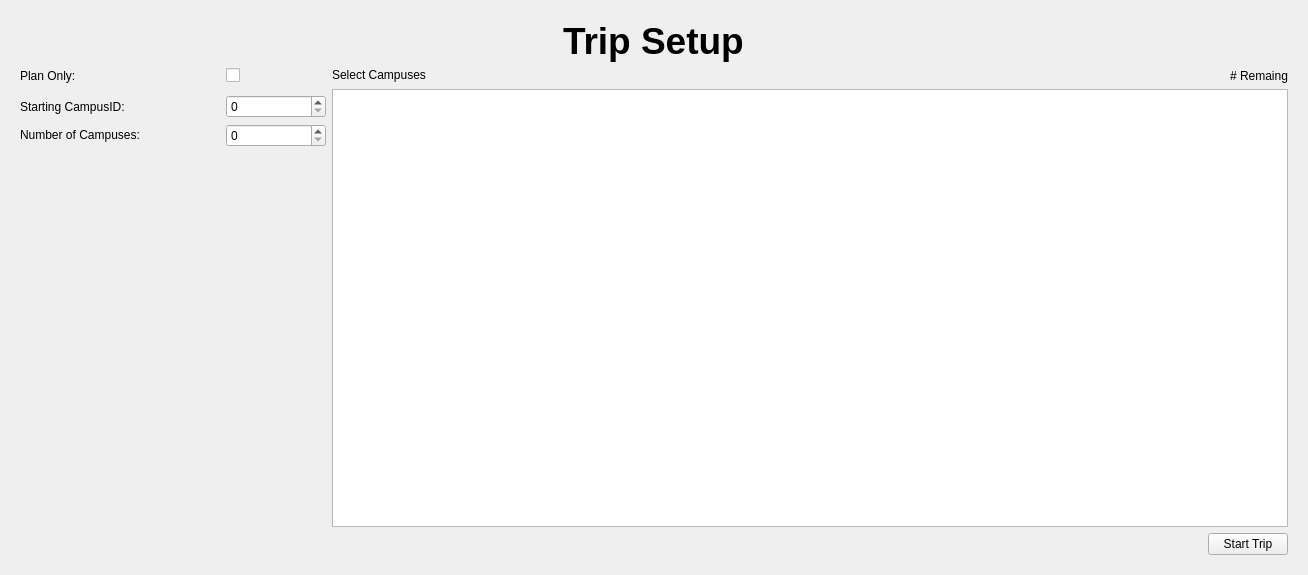
The window that forms/planpage.ui (Erfan-TAV/CS-1D-Project-1) describes before a commit, drawn with Qt 5.
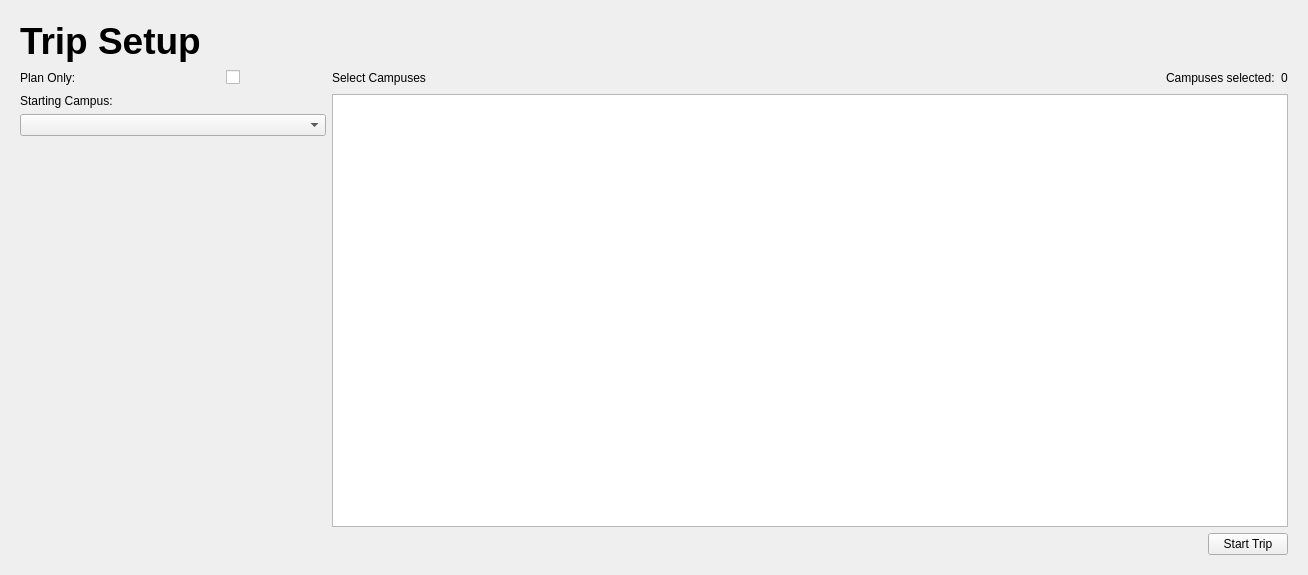
The same window after the commit.

Diff of the .ui file:
```diff
--- a/forms/planpage.ui
+++ b/forms/planpage.ui
@@ -23,26 +23,57 @@
       <layout class="QVBoxLayout" name="verticalLayout_9">
        <item>
         <layout class="QGridLayout" name="tripSetupGrid">
-         <item row="2" column="1">
-          <widget class="QCheckBox" name="planOnlyCheckBox">
+         <item row="2" column="3" colspan="3">
+          <layout class="QHBoxLayout" name="horizontalLayout_3">
+           <item>
+            <spacer name="horizontalSpacer_2">
+             <property name="orientation">
+              <enum>Qt::Orientation::Horizontal</enum>
+             </property>
+             <property name="sizeHint" stdset="0">
+              <size>
+               <width>40</width>
+               <height>20</height>
+              </size>
+             </property>
+            </spacer>
+           </item>
+           <item alignment="Qt::AlignmentFlag::AlignRight">
+            <widget class="QLabel" name="numCampusRemaingLabel">
+             <property name="text">
+              <string>Campuses selected:</string>
+             </property>
+            </widget>
+           </item>
+           <item alignment="Qt::AlignmentFlag::AlignRight">
+            <widget class="QLabel" name="numCampusRemaingAmount">
+             <property name="text">
+              <string>0</string>
+             </property>
+            </widget>
+           </item>
+          </layout>
+         </item>
+         <item row="3" column="0" rowspan="3" colspan="2">
+          <widget class="QLabel" name="startingCampusLabel">
            <property name="sizePolicy">
-            <sizepolicy hsizetype="Maximum" vsizetype="Fixed">
+            <sizepolicy hsizetype="Preferred" vsizetype="Preferred">
              <horstretch>0</horstretch>
              <verstretch>0</verstretch>
             </sizepolicy>
            </property>
            <property name="maximumSize">
             <size>
-             <width>100</width>
+             <width>200</width>
              <height>16777215</height>
             </size>
            </property>
            <property name="text">
-            <string/>
+            <string>Starting Campus:</string>
            </property>
           </widget>
          </item>
-         <item row="6" column="0" colspan="2">
+         <item row="7" column="0" colspan="2">
           <spacer name="verticalSpacer_2">
            <property name="orientation">
             <enum>Qt::Orientation::Vertical</enum>
@@ -55,6 +86,38 @@
            </property>
           </spacer>
          </item>
+         <item row="3" column="2" rowspan="5" colspan="4">
+          <widget class="QListView" name="tableViewSettings">
+           <property name="editTriggers">
+            <set>QAbstractItemView::EditTrigger::NoEditTriggers</set>
+           </property>
+           <property name="selectionMode">
+            <enum>QAbstractItemView::SelectionMode::ExtendedSelection</enum>
+           </property>
+           <property name="selectionBehavior">
+            <enum>QAbstractItemView::SelectionBehavior::SelectRows</enum>
+           </property>
+          </widget>
+         </item>
+         <item row="2" column="1">
+          <widget class="QCheckBox" name="planOnlyCheckBox">
+           <property name="sizePolicy">
+            <sizepolicy hsizetype="Maximum" vsizetype="Fixed">
+             <horstretch>0</horstretch>
+             <verstretch>0</verstretch>
+            </sizepolicy>
+           </property>
+           <property name="maximumSize">
+            <size>
+             <width>100</width>
+             <height>16777215</height>
+            </size>
+           </property>
+           <property name="text">
+            <string/>
+           </property>
+          </widget>
+         </item>
          <item row="2" column="0">
           <widget class="QLabel" name="planOnlyLabel">
            <property name="sizePolicy">
@@ -74,46 +137,7 @@
            </property>
           </widget>
          </item>
-         <item row="5" column="1">
-          <widget class="QSpinBox" name="numCampusSpinBox">
-           <property name="sizePolicy">
-            <sizepolicy hsizetype="Maximum" vsizetype="Fixed">
-             <horstretch>0</horstretch>
-             <verstretch>0</verstretch>
-            </sizepolicy>
-           </property>
-           <property name="maximumSize">
-            <size>
-             <width>100</width>
-             <height>16777215</height>
-            </size>
-           </property>
-          </widget>
-         </item>
-         <item row="4" column="1">
-          <widget class="QSpinBox" name="startingCampusSpinBox">
-           <property name="sizePolicy">
-            <sizepolicy hsizetype="Maximum" vsizetype="Fixed">
-             <horstretch>0</horstretch>
-             <verstretch>0</verstretch>
-            </sizepolicy>
-           </property>
-           <property name="maximumSize">
-            <size>
-             <width>100</width>
-             <height>16777215</height>
-            </size>
-           </property>
-          </widget>
-         </item>
-         <item row="2" column="3" alignment="Qt::AlignmentFlag::AlignRight">
-          <widget class="QLabel" name="numCampusRemaingLabel">
-           <property name="text">
-            <string># Remaing</string>
-           </property>
-          </widget>
-         </item>
-         <item row="0" column="0" colspan="4" alignment="Qt::AlignmentFlag::AlignHCenter|Qt::AlignmentFlag::AlignTop">
+         <item row="0" column="0" colspan="6">
           <widget class="QLabel" name="planSetupPageLabel">
            <property name="sizePolicy">
             <sizepolicy hsizetype="Preferred" vsizetype="Preferred">
@@ -138,44 +162,6 @@
            </property>
           </widget>
          </item>
-         <item row="5" column="0">
-          <widget class="QLabel" name="numCampusLabel">
-           <property name="sizePolicy">
-            <sizepolicy hsizetype="Preferred" vsizetype="Maximum">
-             <horstretch>0</horstretch>
-             <verstretch>0</verstretch>
-            </sizepolicy>
-           </property>
-           <property name="maximumSize">
-            <size>
-             <width>200</width>
-             <height>16777215</height>
-            </size>
-           </property>
-           <property name="text">
-            <string>Number of Campuses:</string>
-           </property>
-          </widget>
-         </item>
-         <item row="4" column="0">
-          <widget class="QLabel" name="startingCampusLabel">
-           <property name="sizePolicy">
-            <sizepolicy hsizetype="Maximum" vsizetype="Preferred">
-             <horstretch>0</horstretch>
-             <verstretch>0</verstretch>
-            </sizepolicy>
-           </property>
-           <property name="maximumSize">
-            <size>
-             <width>200</width>
-             <height>16777215</height>
-            </size>
-           </property>
-           <property name="text">
-            <string>Starting CampusID:</string>
-           </property>
-          </widget>
-         </item>
          <item row="2" column="2" alignment="Qt::AlignmentFlag::AlignLeft|Qt::AlignmentFlag::AlignVCenter">
           <widget class="QLabel" name="campusTableLabel">
            <property name="text">
@@ -183,8 +169,8 @@
            </property>
           </widget>
          </item>
-         <item row="3" column="2" rowspan="4" colspan="2">
-          <widget class="QListView" name="tableViewSettings"/>
+         <item row="6" column="0" colspan="2">
+          <widget class="QComboBox" name="comboBox"/>
          </item>
         </layout>
        </item>
```
